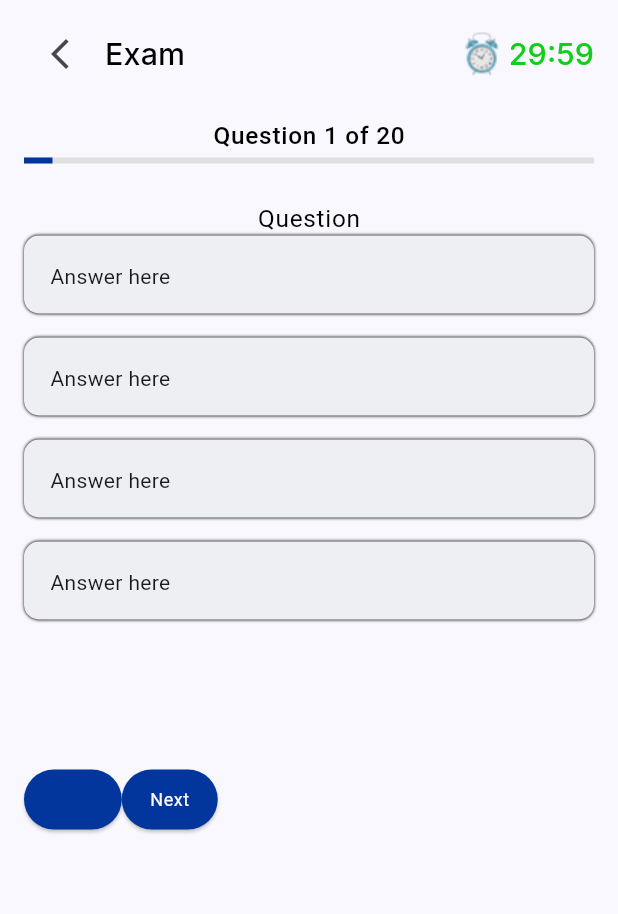
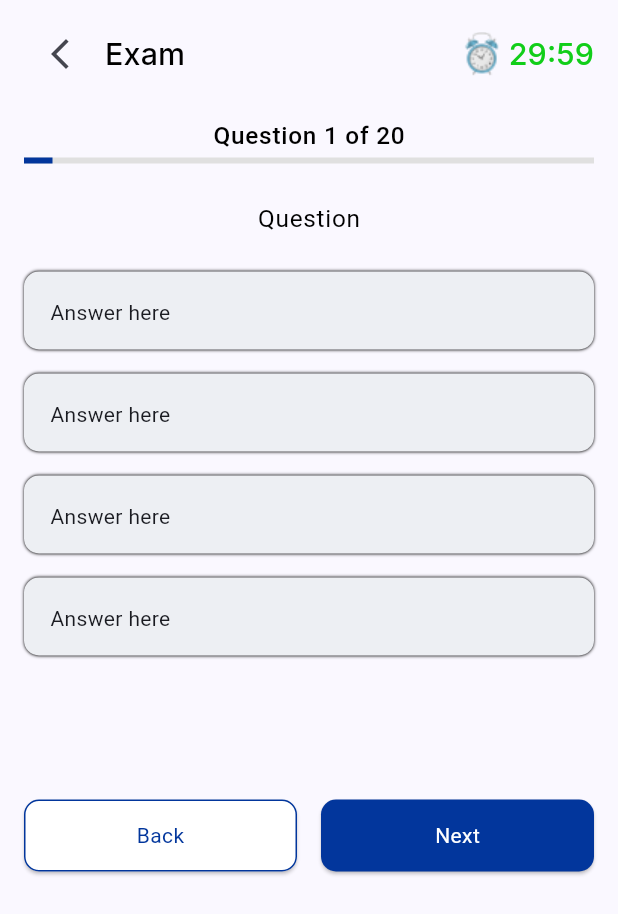
Before and after one commit to omar-dev0/quizz-app, a Flutter app: the QuestionsScreen screen opened directly with empty values, on a phone screen of 412 x 824 dp. Shown: the top 914 px of the screen. Run offline on Flutter 3.47's test engine with Material 3 defaults, Android fonts, the phone set to English and light mode, and no system bars; our stand-ins replace dartz, dio, flutter_bloc, flutter_screenutil, flutter_spinkit, fluttericon and 9 more; accounts and stored records are empty; generated files the repository leaves out were written again; network calls fail.

Commit message:
add: buttons design

```diff
--- a/lib/feature/exam/presentation/manager/questions_screen_manager/questions_screen_actions.dart
+++ b/lib/feature/exam/presentation/manager/questions_screen_manager/questions_screen_actions.dart
@@ -1 +1,7 @@
 sealed class QuestionsScreenActions{}
+class SelectAnswerAction extends QuestionsScreenActions{
+  String answerKey;
+  SelectAnswerAction(this.answerKey);
+}
+class GoToNextQuestionAction extends QuestionsScreenActions{}
+class GoToPreviousQuestionAction extends QuestionsScreenActions{}
--- a/lib/feature/exam/presentation/manager/questions_screen_manager/questions_screen_states.dart
+++ b/lib/feature/exam/presentation/manager/questions_screen_manager/questions_screen_states.dart
@@ -1,2 +1,6 @@
 class QuestionsScreenStates{}
 class InitialState extends QuestionsScreenStates{}
+class CorrectAnswerState extends QuestionsScreenStates{}
+class WrongAnswerState extends QuestionsScreenStates{}
+class GoToNextQuestionState extends QuestionsScreenStates{}
+class GoToPreviousQuestionState extends QuestionsScreenStates{}
--- a/lib/feature/exam/presentation/pages/questions_screen.dart
+++ b/lib/feature/exam/presentation/pages/questions_screen.dart
@@ -47,6 +47,7 @@ class QuestionsScreen extends StatelessWidget {
                       color: AppColors.black,
                     ),
               ),
+              const SizedBox(height: 24,),
               const ChoiceItemCard(),
               const ChoiceItemCard(),
               const ChoiceItemCard(),
@@ -55,26 +56,51 @@ class QuestionsScreen extends StatelessWidget {
                 height: 80,
               ),
               Row(
+                mainAxisAlignment: MainAxisAlignment.center,
                 children: [
-                  ElevatedButton(
+                  Expanded(
+                    child: ElevatedButton(
                       onPressed: () {},
-                    style: ElevatedButton.styleFrom(),
+                      style: ElevatedButton.styleFrom(
+                        side: const BorderSide(
+                          color: AppColors.primary
+                        ),
+                        backgroundColor: AppColors.white,
+                        shape: RoundedRectangleBorder(
+                          borderRadius: BorderRadius.circular(10),
+                        )
+                      ),
+                      child: Padding(
+                        padding: const EdgeInsets.symmetric(vertical: 14),
                         child: Text(
                           "Back",
                           style: Theme.of(context)
                               .textTheme
-                          .bodySmall!
+                              .bodyMedium!
                               .copyWith(color: AppColors.primary),
                         ),
                       ),
-                  ElevatedButton(
+                    ),
+                  ),
+                  const SizedBox(width: 16,),
+                  Expanded(
+                    child: ElevatedButton(
+                      style: ElevatedButton.styleFrom(
+                        shape: RoundedRectangleBorder(
+                          borderRadius: BorderRadius.circular(10)
+                        )
+                      ),
                       onPressed: () {},
+                      child: Padding(
+                        padding: const EdgeInsets.symmetric(vertical: 14),
                         child: Text(
                           "Next",
                           style: Theme.of(context)
                               .textTheme
-                          .bodySmall!
+                              .bodyMedium!
                               .copyWith(color: AppColors.white),
+                        ),
+                      ),
                     ),
                   ),
                 ],
```
Lines whose indentation alone changed are shown as unchanged.
